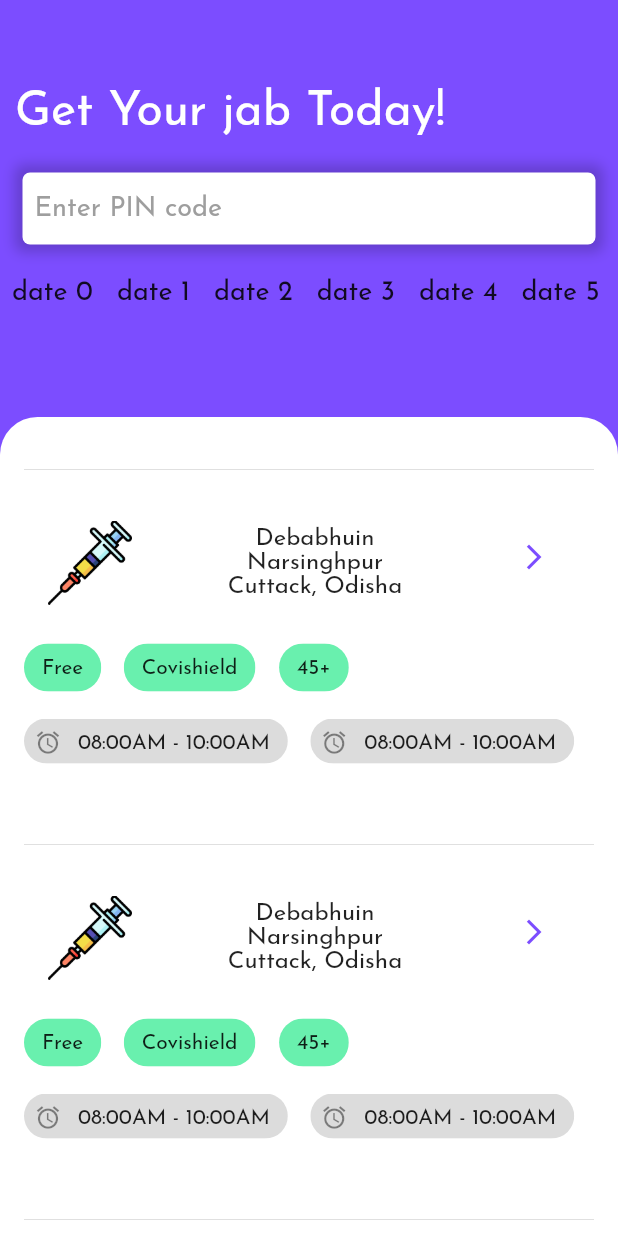
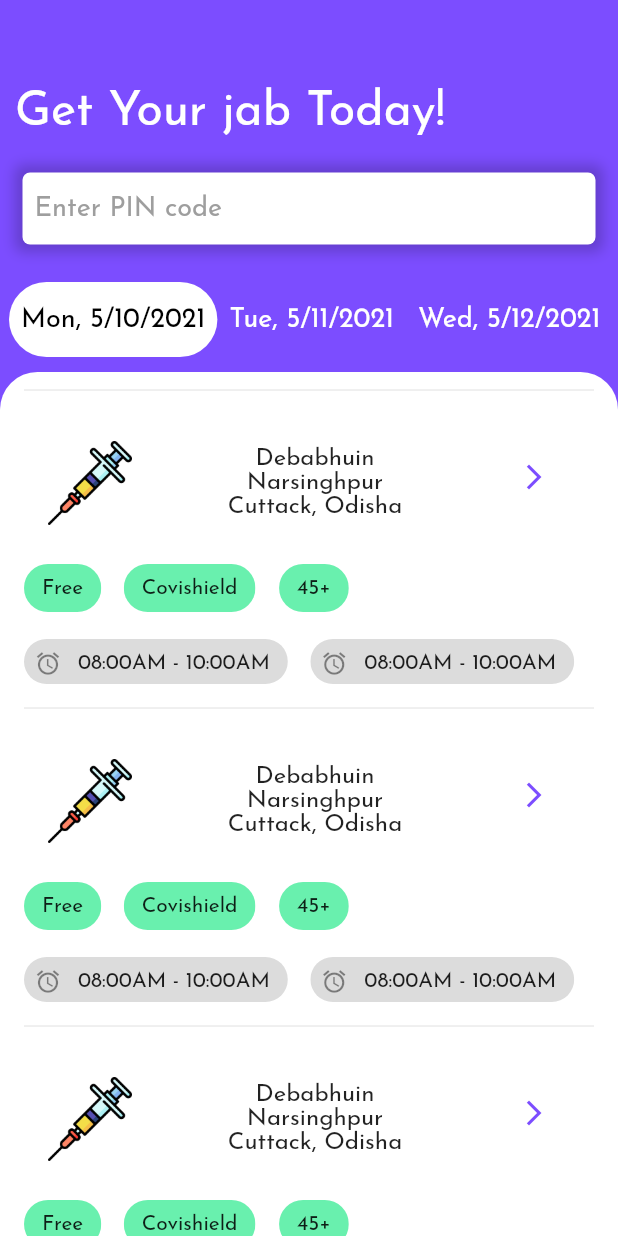
Before and after one commit to darkCavalier11/cowin-track, a Flutter app: the screen it shows after launch, on a phone screen of 412 x 824 dp. Run offline on Flutter 3.47's test engine with Material 2 defaults, Android fonts, the phone set to English and light mode, and no system bars.

Commit message:
added date required date scrollbar

```diff
--- a/lib/main.dart
+++ b/lib/main.dart
@@ -1,4 +1,4 @@
-import 'package:cowin/widgets/date.dart';
+import 'package:cowin/widgets/date_scroll.dart';
 import 'package:cowin/screens/vaccine_status_screen.dart';
 import 'package:flutter/cupertino.dart';
 import 'package:flutter/material.dart';
@@ -78,6 +78,7 @@ class MyHomePage extends StatelessWidget {
           ),
           Container(
             height: 50,
+            margin: EdgeInsets.only(top: 10),
             child: DateScroll(),
           ),
           Expanded(
--- a/lib/screens/vaccine_status_screen.dart
+++ b/lib/screens/vaccine_status_screen.dart
@@ -1,12 +1,17 @@
 import 'package:cowin/widgets/vaccine_list.dart';
 import 'package:flutter/material.dart';
 
-class VaccineStatus extends StatelessWidget {
+class VaccineStatus extends StatefulWidget {
+  @override
+  _VaccineStatusState createState() => _VaccineStatusState();
+}
+
+class _VaccineStatusState extends State<VaccineStatus> {
   @override
   Widget build(BuildContext context) {
     return Container(
       width: double.infinity,
-      margin: EdgeInsets.only(top: 50),
+      margin: EdgeInsets.only(top: 10),
       decoration: BoxDecoration(
         borderRadius: BorderRadius.only(
           topLeft: Radius.circular(25),
@@ -15,9 +20,7 @@ class VaccineStatus extends StatelessWidget {
         color: Colors.white,
       ),
       child: ListView.builder(
-        shrinkWrap: true,
         itemBuilder: (ctx, i) => Container(
-          height: 250,
           child: ListTile(
             title: VaccineList(),
           ),
--- a/lib/widgets/date.dart
+++ /dev/null
@@ -1,18 +0,0 @@
-import 'package:flutter/material.dart';
-
-class DateScroll extends StatelessWidget {
-  @override
-  Widget build(BuildContext context) {
-    return ListView.builder(
-      scrollDirection: Axis.horizontal,
-      itemBuilder: (ctx, i) => Container(
-        padding: EdgeInsets.all(8),
-        child: Text(
-          'date $i',
-          style: TextStyle(fontSize: 18),
-        ),
-      ),
-      itemCount: 10,
-    );
-  }
-}
--- /dev/null
+++ b/lib/widgets/date_scroll.dart
@@ -0,0 +1,64 @@
+import 'package:flutter/material.dart';
+import 'package:intl/intl.dart';
+
+class DateScroll extends StatefulWidget {
+  @override
+  _DateScrollState createState() => _DateScrollState();
+}
+
+class _DateScrollState extends State<DateScroll> {
+  @override
+  final List<DateTime> _dates = [];
+  final List<bool> _isActive = [];
+  void initState() {
+    for (var i = 0; i < 10; i++) {
+      _dates.add(
+        DateTime.now().add(
+          Duration(days: i),
+        ),
+      );
+      _isActive.add(false);
+    }
+    _isActive[0] = true;
+    super.initState();
+  }
+
+  @override
+  Widget build(BuildContext context) {
+    return Container(
+      margin: EdgeInsets.symmetric(
+        horizontal: 6,
+        vertical: 0,
+      ),
+      child: ListView.builder(
+        scrollDirection: Axis.horizontal,
+        itemBuilder: (ctx, i) => Container(
+          alignment: Alignment.center,
+          decoration: BoxDecoration(
+            color: _isActive[i] ? Colors.white : null,
+            borderRadius: _isActive[i] ? BorderRadius.circular(30) : null,
+          ),
+          padding: EdgeInsets.symmetric(horizontal: 8, vertical: 0),
+          child: GestureDetector(
+            onTap: () {
+              setState(
+                () {
+                  _isActive.fillRange(0, _isActive.length, false);
+                  _isActive[i] = true;
+                },
+              );
+            },
+            child: Text(
+              DateFormat.yMEd().format(_dates[i]),
+              style: TextStyle(
+                fontSize: 18,
+                color: _isActive[i] ? Colors.black : Colors.white,
+              ),
+            ),
+          ),
+        ),
+        itemCount: _dates.length,
+      ),
+    );
+  }
+}
--- a/pubspec.yaml
+++ b/pubspec.yaml
@@ -23,6 +23,7 @@ environment:
 dependencies:
   flutter:
     sdk: flutter
+  intl: 0.16.0
 
 
   # The following adds the Cupertino Icons font to your application.
```
Also changed, not shown: pubspec.lock.
